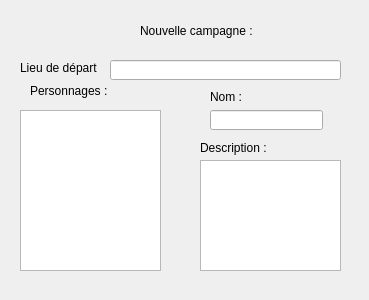
Before: the Qt Designer form sources/fenetre/formNouvelleCampagne.ui in helarion/Application-JDR, drawn with Qt 5.
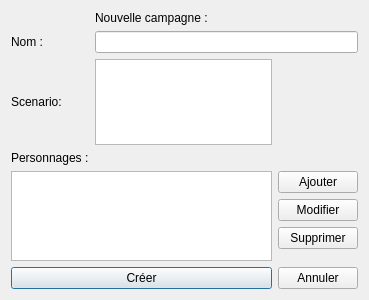
After: the same form once the commit is applied.

The edit to the form file:
```diff
--- a/sources/fenetre/formNouvelleCampagne.ui
+++ b/sources/fenetre/formNouvelleCampagne.ui
@@ -13,111 +13,84 @@
   <property name="windowTitle">
    <string>Dialog</string>
   </property>
-  <widget class="QLabel" name="label">
-   <property name="geometry">
-    <rect>
-     <x>140</x>
-     <y>10</y>
-     <width>121</width>
-     <height>41</height>
-    </rect>
-   </property>
-   <property name="text">
-    <string>Nouvelle campagne :</string>
-   </property>
-  </widget>
+  <layout class="QGridLayout" name="gridLayout">
+   <item row="5" column="0" rowspan="3" colspan="2">
+    <widget class="QListWidget" name="listWidget"/>
+   </item>
+   <item row="4" column="0">
   <widget class="QLabel" name="label_2">
-   <property name="geometry">
-    <rect>
-     <x>30</x>
-     <y>80</y>
-     <width>81</width>
-     <height>21</height>
-    </rect>
-   </property>
    <property name="text">
     <string>Personnages :</string>
    </property>
   </widget>
-  <widget class="QListWidget" name="listWidget">
-   <property name="geometry">
-    <rect>
-     <x>20</x>
-     <y>110</y>
-     <width>141</width>
-     <height>161</height>
-    </rect>
-   </property>
-  </widget>
+   </item>
+   <item row="2" column="1" colspan="2">
+    <widget class="QLineEdit" name="lineEdit"/>
+   </item>
+   <item row="8" column="0" colspan="2">
+    <widget class="QPushButton" name="creerButton">
+     <property name="text">
+      <string>Créer</string>
+     </property>
+    </widget>
+   </item>
+   <item row="0" column="1" colspan="2">
+    <widget class="QLabel" name="label">
+     <property name="text">
+      <string>Nouvelle campagne :</string>
+     </property>
+    </widget>
+   </item>
+   <item row="2" column="0">
   <widget class="QLabel" name="label_3">
-   <property name="geometry">
-    <rect>
-     <x>210</x>
-     <y>90</y>
-     <width>47</width>
-     <height>13</height>
-    </rect>
-   </property>
    <property name="text">
     <string>Nom :</string>
    </property>
   </widget>
-  <widget class="QLineEdit" name="lineEdit">
-   <property name="geometry">
-    <rect>
-     <x>210</x>
-     <y>110</y>
-     <width>113</width>
-     <height>20</height>
-    </rect>
-   </property>
-  </widget>
+   </item>
+   <item row="8" column="2">
+    <widget class="QPushButton" name="annulerButton">
+     <property name="text">
+      <string>Annuler</string>
+     </property>
+    </widget>
+   </item>
+   <item row="3" column="0">
   <widget class="QLabel" name="label_4">
-   <property name="geometry">
-    <rect>
-     <x>200</x>
-     <y>140</y>
-     <width>71</width>
-     <height>16</height>
-    </rect>
-   </property>
    <property name="text">
-    <string>Description :</string>
-   </property>
-  </widget>
-  <widget class="QTextEdit" name="textEdit">
-   <property name="geometry">
-    <rect>
-     <x>200</x>
-     <y>160</y>
-     <width>141</width>
-     <height>111</height>
-    </rect>
-   </property>
-  </widget>
-  <widget class="QLabel" name="label_5">
-   <property name="geometry">
-    <rect>
-     <x>20</x>
-     <y>60</y>
-     <width>81</width>
-     <height>16</height>
-    </rect>
-   </property>
+      <string>Scenario:</string>
+     </property>
+    </widget>
+   </item>
+   <item row="3" column="1">
+    <widget class="QTextEdit" name="textEdit"/>
+   </item>
+   <item row="5" column="2">
+    <layout class="QVBoxLayout" name="verticalLayout">
+     <item>
+      <widget class="QPushButton" name="pushButton">
+       <property name="text">
+        <string>Ajouter</string>
+       </property>
+      </widget>
+     </item>
+     <item>
+      <widget class="QPushButton" name="pushButton_2">
    <property name="text">
-    <string>Lieu de départ :</string>
-   </property>
-  </widget>
-  <widget class="QLineEdit" name="lineEdit_2">
-   <property name="geometry">
-    <rect>
-     <x>110</x>
-     <y>60</y>
-     <width>231</width>
-     <height>20</height>
-    </rect>
-   </property>
-  </widget>
+        <string>Modifier</string>
+       </property>
+      </widget>
+     </item>
+     <item>
+      <widget class="QPushButton" name="pushButton_3">
+       <property name="text">
+        <string>Supprimer</string>
+       </property>
+      </widget>
+     </item>
+    </layout>
+   </item>
+  </layout>
  </widget>
  <resources/>
  <connections/>
```
Lines whose indentation alone changed are shown as unchanged.
